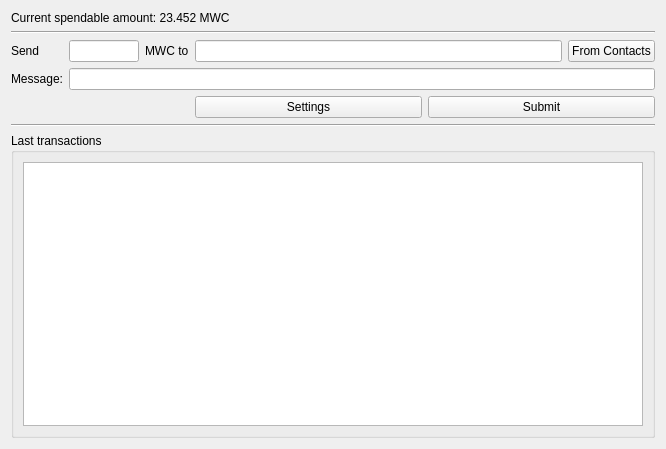
Old version of the form windows/sendcoins.ui in the repository mwcproject/mwc-qt-wallet.
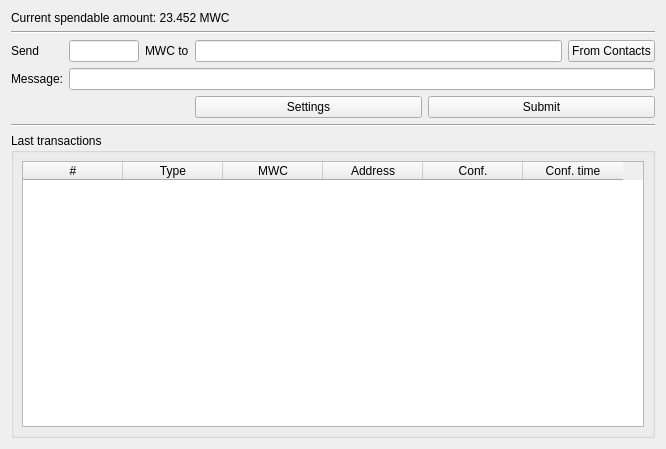
New version of the form. Custom widgets are drawn as their Qt base class.

Commit message: Finish with pages. Add list with columns

Patch:
```diff
--- a/windows/sendcoins.ui
+++ b/windows/sendcoins.ui
@@ -126,14 +126,64 @@
       <string>Last transactions</string>
      </property>
      <layout class="QVBoxLayout" name="verticalLayout">
+      <property name="leftMargin">
+       <number>8</number>
+      </property>
+      <property name="topMargin">
+       <number>8</number>
+      </property>
+      <property name="rightMargin">
+       <number>8</number>
+      </property>
+      <property name="bottomMargin">
+       <number>8</number>
+      </property>
       <item>
-       <widget class="QListWidget" name="transactionsListWidget"/>
+       <widget class="ListWithColumns" name="transactionTable">
+        <column>
+         <property name="text">
+          <string>#</string>
+         </property>
+        </column>
+        <column>
+         <property name="text">
+          <string>Type</string>
+         </property>
+        </column>
+        <column>
+         <property name="text">
+          <string>MWC</string>
+         </property>
+        </column>
+        <column>
+         <property name="text">
+          <string>Address</string>
+         </property>
+        </column>
+        <column>
+         <property name="text">
+          <string>Conf.</string>
+         </property>
+        </column>
+        <column>
+         <property name="text">
+          <string>Conf. time</string>
+         </property>
+        </column>
+       </widget>
       </item>
      </layout>
     </widget>
    </item>
   </layout>
  </widget>
+ <customwidgets>
+  <customwidget>
+   <class>ListWithColumns</class>
+   <extends>QTableWidget</extends>
+   <header>control/listwithcolumns.h</header>
+  </customwidget>
+ </customwidgets>
  <resources/>
  <connections/>
 </ui>
```
The commit also changes 23 other files.
